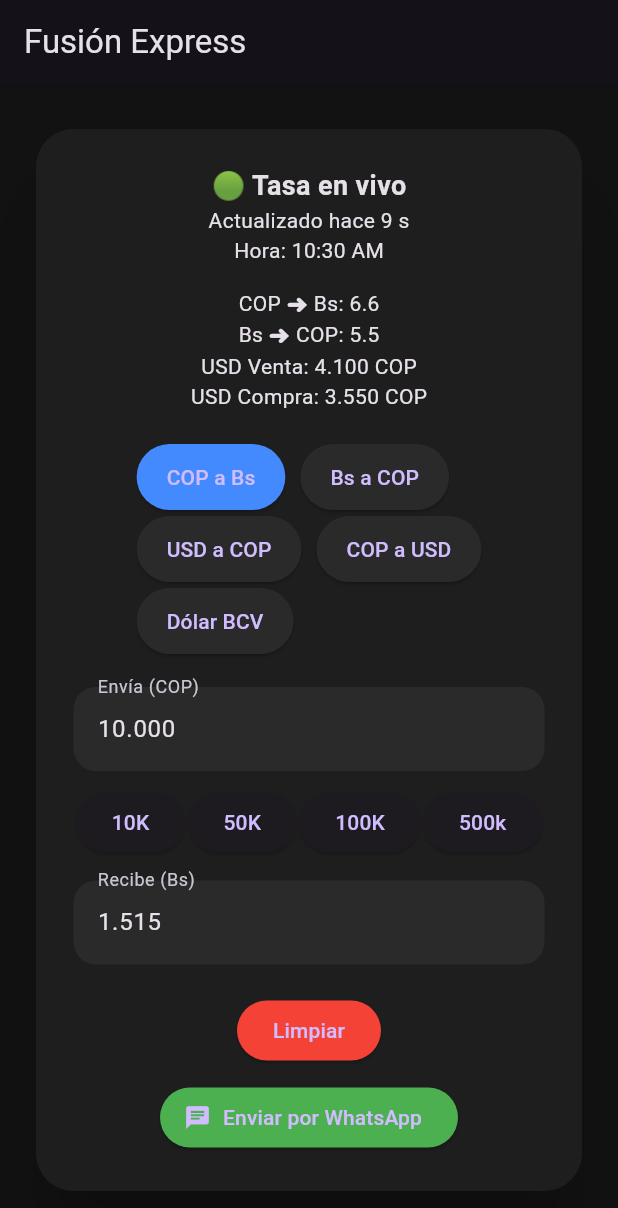
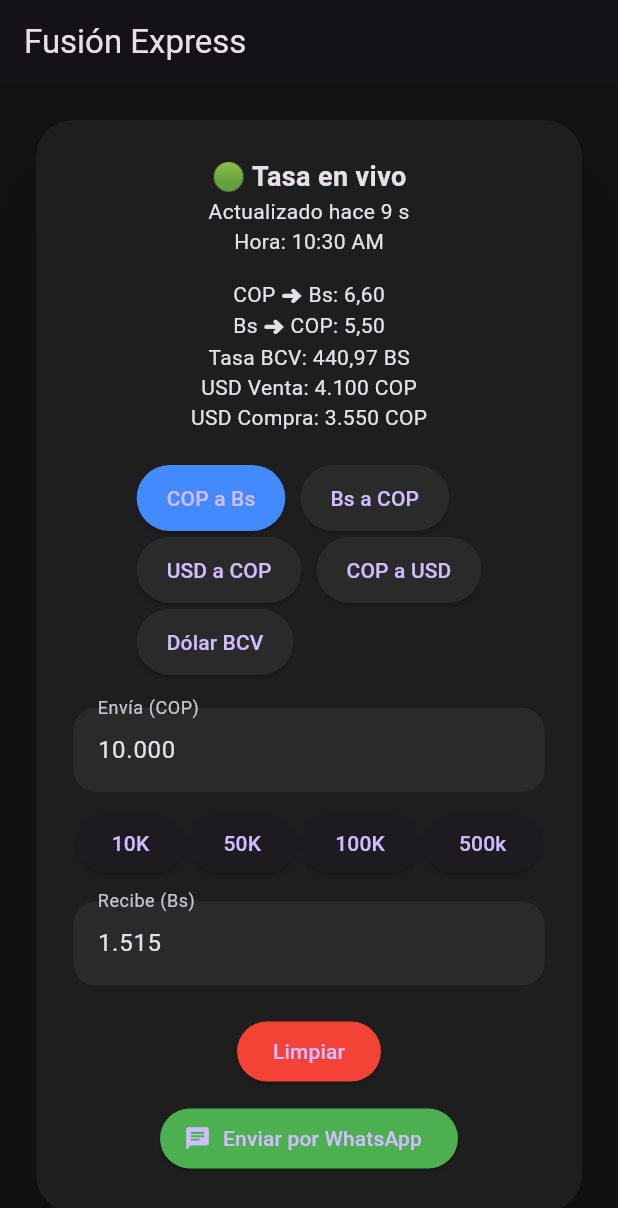
Before and after one commit to alexanderjgp02-arch/fusion-express, a Flutter app: the screen it shows after launch, after a tap on "10K", on a phone screen of 412 x 824 dp. Shown: the top 1208 px of the screen. Run offline on Flutter 3.47's test engine with Material 3 defaults, Android fonts, the light colour scheme and no system bars; network calls fail.

Commit message:
configuracion de tasas y formatos con decimales

```diff
--- a/lib/main.dart
+++ b/lib/main.dart
@@ -4,6 +4,7 @@
 import 'package:intl/intl.dart';
 import 'dart:async';
 import 'package:url_launcher/url_launcher.dart';
+import 'package:flutter/services.dart';
 
 void main() {
   runApp(const FussionExpressApp());
@@ -90,6 +91,7 @@
         tasaBsACop = rows[0]["c"][1]["v"].toDouble();
         usdVenta = rows[0]["c"][2]["v"].toDouble();
         usdCompra = rows[0]["c"][3]["v"].toDouble();
+        tasaBcv = rows[0]["c"][4]["v"].toDouble();
 
         ultimaActualizacion = DateTime.now();
         segundosDesdeActualizacion = 0;
@@ -190,9 +192,13 @@
 
   String formatted;
 
-  if (_tipoOperacion == "COP a USD") {
-    formatted = resultado.toStringAsFixed(2);
-  } else {
+  final numberFormat = NumberFormat("#,##0.00", "es_VE");
+
+  if (_tipoOperacion == "COP a USD" || _tipoOperacion == "Dólar BCV") {
+ formatted = numberFormat.format(resultado);
+    }
+
+  else {
     formatted = _formatter.format(resultado.round());
   }
 
@@ -209,7 +215,7 @@
     if (_actualizando) return;
     _actualizando = true;
 
-    String clean = value.replaceAll('.', '');
+    String clean = value.replaceAll(',', '.');
     double monto = double.tryParse(clean) ?? 0;
 
     double resultado = 0;
@@ -335,11 +341,11 @@
 
                   const SizedBox(height: 15),
 
-                  Text("COP ➜ Bs: $tasaCopABs"),
-                  Text("Bs ➜ COP: $tasaBsACop"),
+                  Text("COP ➜ Bs: ${NumberFormat("#,##0.00", "es_ES").format(tasaCopABs)}"),
+                  Text("Bs ➜ COP: ${NumberFormat("#,##0.00", "es_ES").format(tasaBsACop)}"),
+                  Text("Tasa BCV: ${NumberFormat("#,##0.00", "es_ES").format(tasaBcv)} BS"),
                   Text("USD Venta: ${_formatter.format(usdVenta.round())} COP"),
                   Text("USD Compra: ${_formatter.format(usdCompra.round())} COP"),
-
                   const SizedBox(height: 20),
 
                   Wrap(
@@ -358,6 +364,9 @@
                   TextField(
                     controller: _enviaController,
                     keyboardType: TextInputType.number,
+                    inputFormatters: [
+                  FilteringTextInputFormatter.allow(RegExp(r'[0-9.,]')),
+                    ],
                     decoration: InputDecoration(
                       labelText: "Envía ($monedaEnvia)",
                       filled: true,
@@ -486,7 +495,10 @@
                   TextField(
                     controller: _recibeController,
                     keyboardType: TextInputType.number,
-                    decoration: InputDecoration(
+                    inputFormatters: [
+                  FilteringTextInputFormatter.allow(RegExp(r'[0-9.,]')),
+                    ],
+                      decoration: InputDecoration(
                       labelText: "Recibe ($monedaRecibe)",
                       filled: true,
                       fillColor: const Color(0xFF2A2A2A),
```
